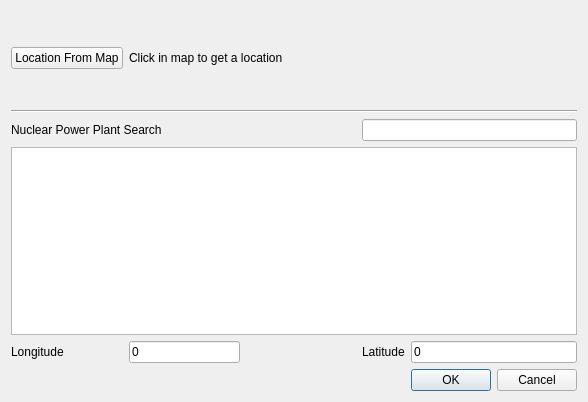
The window that SectorPlot/sectorplot_location_dialog_base.ui (rduivenvoorde/sectorplot) describes before a commit, drawn with Qt 5.
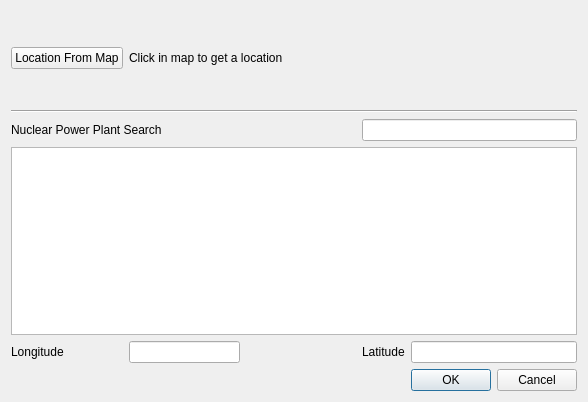
The same window after the commit.

Commit message: select npp, sets lon/lat and zooms to lon/lat

Diff of the .ui file:
```diff
--- a/SectorPlot/sectorplot_location_dialog_base.ui
+++ b/SectorPlot/sectorplot_location_dialog_base.ui
@@ -24,7 +24,7 @@
    <item row="6" column="4">
     <widget class="QLineEdit" name="lineEdit_2">
      <property name="text">
-      <string>0</string>
+      <string/>
      </property>
     </widget>
    </item>
@@ -65,7 +65,7 @@
    <item row="6" column="1">
     <widget class="QLineEdit" name="lineEdit">
      <property name="text">
-      <string>0</string>
+      <string/>
      </property>
     </widget>
    </item>
```
Left out of the diff: 7 changed lines with no effect on the pictures. The commit also changes 1 other file.
